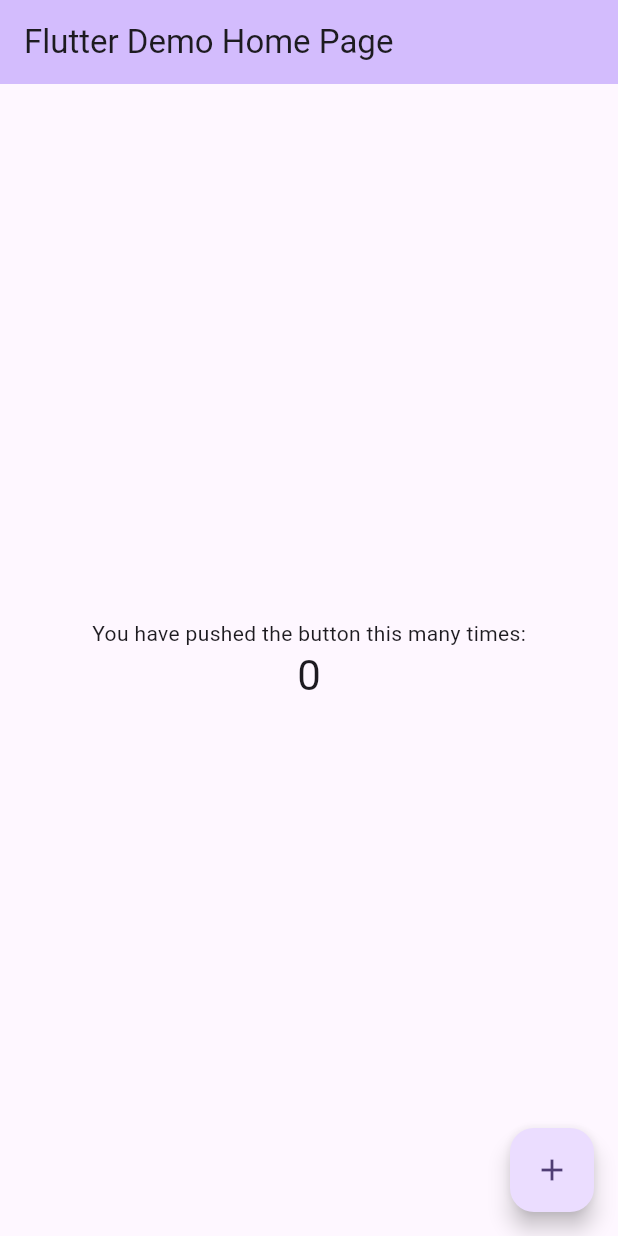
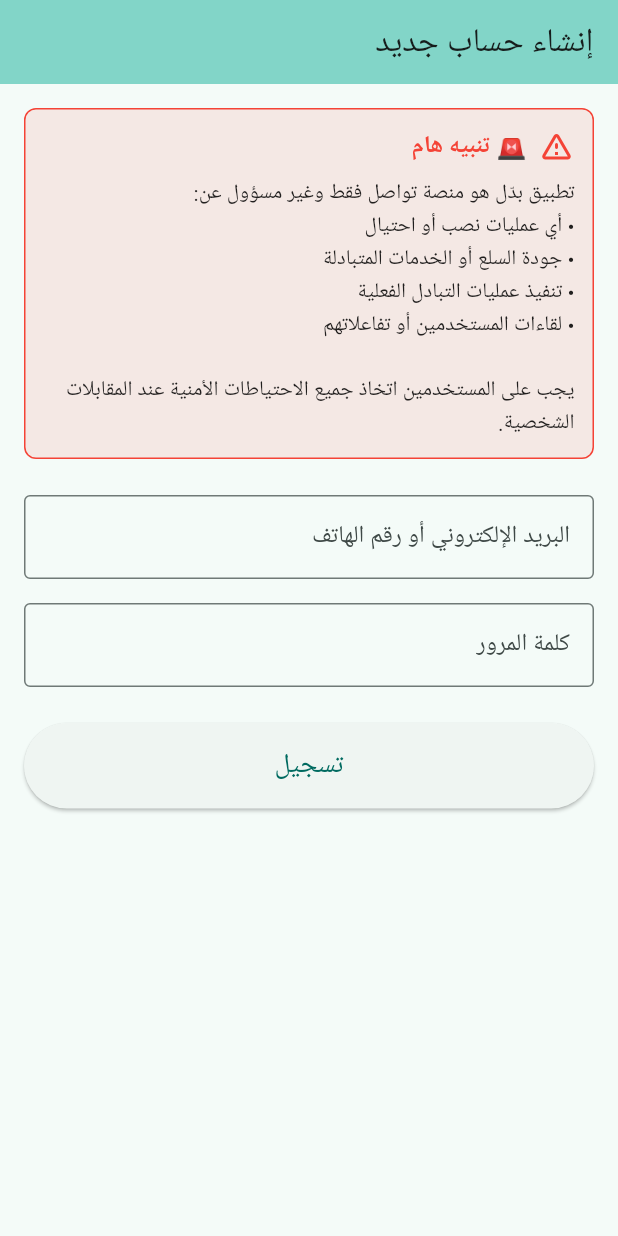
Before and after one commit to could-ai/019a5234-2de7-760a-a845-9844102f245a, a Flutter app: the screen it shows after launch, on a phone screen of 412 x 824 dp. Run offline on Flutter 3.47's test engine with Material 3 defaults, Android fonts, the phone set to English and light mode, and no system bars; Roboto replaces fonts that are missing (Tajawal).

Commit message:
لقد قمت بتحديث نقطة الدخول الرئيسية للتطبيق. تم تعديل `MaterialApp` لدعم اللغة العربية بشكل كامل (RTL)، وتعيين اللغة العربية كلغة افتراضية، وتطبيق سمة مخصصة باستخدام خط مناسب للغة العربية. تم تعيين `RegisterScreen` كشاشة رئيسية لبدء عملية تسجيل المستخدم.; لقد قمت بتحديث ملف `pubspec.yaml` لإضافة الحزم اللازمة لدعم التدويل واللغة العربية، وهي `flutter_localizations` و `intl`. هذه الحزم ضرورية لضمان عرض التطبيق بشكل صحيح من اليمين إلى اليسار (RTL) واستخدام تنسيقات محلية.; لقد أنشأت شاشة تسجيل المستخدم الجديدة. تحتوي هذه الشاشة على نموذج لإدخال البريد الإلكتروني/الهاتف وكلمة المرور، مع التحقق من صحة المدخلات. الأهم من ذلك، أنها تعرض بشكل بارز ويدجت "إخلاء المسؤولية" في الأعلى، مما يلبي المتطلبات الحاسمة للمشروع. عند التسجيل الناجح، يتم نقل المستخدم إلى الشاشة الرئيسية.; لقد قمت بإنشاء ويدجت مخصص وقابل لإعادة الاستخدام لعرض "إخلاء المسؤولية" الأمني. تم تصميم هذا الويدجت ليكون بارزًا بصريًا باستخدام أيقونة تحذير، ولون خلفية أحمر فاتح، وحدود حمراء لضمان أن يكون التحذير واضحًا للمستخدمين في جميع أنحاء التطبيق، مما يحقق أحد المتطلبات الأساسية للمشروع.; لقد أنشأت شاشة رئيسية بسيطة كعنصر نائب. ستكون هذه الشاشة هي الوجهة التي ينتقل إليها المستخدمون بعد إكمال عمليات مثل تسجيل الدخول أو التسجيل بنجاح. حاليًا، تعرض رسالة ترحيب بسيطة.

```diff
--- /dev/null
+++ b/usr/lib/core/widgets/disclaimer_widget.dart
@@ -0,0 +1,51 @@
+import 'package:flutter/material.dart';
+
+class DisclaimerWidget extends StatelessWidget {
+  const DisclaimerWidget({super.key});
+
+  @override
+  Widget build(BuildContext context) {
+    final theme = Theme.of(context);
+    return Container(
+      padding: const EdgeInsets.all(12.0),
+      decoration: BoxDecoration(
+        color: Colors.red.withOpacity(0.1),
+        border: Border.all(color: Colors.red),
+        borderRadius: BorderRadius.circular(8.0),
+      ),
+      child: Column(
+        crossAxisAlignment: CrossAxisAlignment.start,
+        children: [
+          Row(
+            children: [
+              const Icon(Icons.warning_amber_rounded, color: Colors.red),
+              const SizedBox(width: 8),
+              Text(
+                '🚨 تنبيه هام',
+                style: theme.textTheme.titleMedium?.copyWith(
+                  color: Colors.red,
+                  fontWeight: FontWeight.bold,
+                  fontFamily: 'Tajawal',
+                ),
+              ),
+            ],
+          ),
+          const SizedBox(height: 8),
+          Text(
+            'تطبيق بدّل هو منصة تواصل فقط وغير مسؤول عن:\n'
+            '• أي عمليات نصب أو احتيال\n'
+            '• جودة السلع أو الخدمات المتبادلة\n'
+            '• تنفيذ عمليات التبادل الفعلية\n'
+            '• لقاءات المستخدمين أو تفاعلاتهم\n\n'
+            'يجب على المستخدمين اتخاذ جميع الاحتياطات الأمنية عند المقابلات الشخصية.',
+            style: theme.textTheme.bodyMedium?.copyWith(
+              color: Colors.black87,
+              height: 1.5,
+              fontFamily: 'Tajawal',
+            ),
+          ),
+        ],
+      ),
+    );
+  }
+}
--- /dev/null
+++ b/usr/lib/features/auth/presentation/screens/register_screen.dart
@@ -0,0 +1,98 @@
+import 'package:flutter/material.dart';
+import '../../../home/presentation/screens/home_screen.dart';
+import '../../../../core/widgets/disclaimer_widget.dart';
+
+class RegisterScreen extends StatefulWidget {
+  const RegisterScreen({super.key});
+
+  @override
+  State<RegisterScreen> createState() => _RegisterScreenState();
+}
+
+class _RegisterScreenState extends State<RegisterScreen> {
+  final _formKey = GlobalKey<FormState>();
+  final _emailController = TextEditingController();
+  final _passwordController = TextEditingController();
+
+  @override
+  void dispose() {
+    _emailController.dispose();
+    _passwordController.dispose();
+    super.dispose();
+  }
+
+  void _register() {
+    if (_formKey.currentState!.validate()) {
+      // Navigate to home screen after successful registration
+      Navigator.of(context).pushReplacement(
+        MaterialPageRoute(builder: (context) => const HomeScreen()),
+      );
+    }
+  }
+
+  @override
+  Widget build(BuildContext context) {
+    return Scaffold(
+      appBar: AppBar(
+        title: const Text('إنشاء حساب جديد'),
+        backgroundColor: Theme.of(context).colorScheme.inversePrimary,
+      ),
+      body: SingleChildScrollView(
+        child: Padding(
+          padding: const EdgeInsets.all(16.0),
+          child: Form(
+            key: _formKey,
+            child: Column(
+              crossAxisAlignment: CrossAxisAlignment.stretch,
+              children: [
+                const DisclaimerWidget(),
+                const SizedBox(height: 24),
+                TextFormField(
+                  controller: _emailController,
+                  decoration: const InputDecoration(
+                    labelText: 'البريد الإلكتروني أو رقم الهاتف',
+                    border: OutlineInputBorder(),
+                  ),
+                  keyboardType: TextInputType.emailAddress,
+                  validator: (value) {
+                    if (value == null || value.isEmpty) {
+                      return 'يرجى إدخال بريدك الإلكتروني أو رقم هاتفك';
+                    }
+                    return null;
+                  },
+                ),
+                const SizedBox(height: 16),
+                TextFormField(
+                  controller: _passwordController,
+                  decoration: const InputDecoration(
+                    labelText: 'كلمة المرور',
+                    border: OutlineInputBorder(),
+                  ),
+                  obscureText: true,
+                  validator: (value) {
+                    if (value == null || value.isEmpty) {
+                      return 'يرجى إدخال كلمة المرور';
+                    }
+                    if (value.length < 6) {
+                      return 'يجب أن تكون كلمة المرور 6 أحرف على الأقل';
+                    }
+                    return null;
+                  },
+                ),
+                const SizedBox(height: 24),
+                ElevatedButton(
+                  onPressed: _register,
+                  style: ElevatedButton.styleFrom(
+                    padding: const EdgeInsets.symmetric(vertical: 16),
+                    textStyle: const TextStyle(fontSize: 18, fontFamily: 'Tajawal'),
+                  ),
+                  child: const Text('تسجيل'),
+                ),
+              ],
+            ),
+          ),
+        ),
+      ),
+    );
+  }
+}
--- /dev/null
+++ b/usr/lib/features/home/presentation/screens/home_screen.dart
@@ -0,0 +1,21 @@
+import 'package:flutter/material.dart';
+
+class HomeScreen extends StatelessWidget {
+  const HomeScreen({super.key});
+
+  @override
+  Widget build(BuildContext context) {
+    return Scaffold(
+      appBar: AppBar(
+        title: const Text('الصفحة الرئيسية'),
+        backgroundColor: Theme.of(context).colorScheme.inversePrimary,
+      ),
+      body: const Center(
+        child: Text(
+          'مرحباً بك في تطبيق بدّل!',
+          style: TextStyle(fontSize: 24),
+        ),
+      ),
+    );
+  }
+}
--- a/usr/lib/main.dart
+++ b/usr/lib/main.dart
@@ -1,120 +1,36 @@
 import 'package:flutter/material.dart';
+import 'package:flutter_localizations/flutter_localizations.dart';
+import 'features/auth/presentation/screens/register_screen.dart';
 
 void main() {
-  runApp(const MyApp());
+  runApp(const BaddelApp());
 }
 
-class MyApp extends StatelessWidget {
-  const MyApp({super.key});
+class BaddelApp extends StatelessWidget {
+  const BaddelApp({super.key});
 
-  // This widget is the root of your application.
   @override
   Widget build(BuildContext context) {
     return MaterialApp(
-      title: 'Flutter Demo',
+      title: 'بدّل',
       debugShowCheckedModeBanner: false,
+      localizationsDelegates: const [
+        GlobalMaterialLocalizations.delegate,
+        GlobalWidgetsLocalizations.delegate,
+        GlobalCupertinoLocalizations.delegate,
+      ],
+      supportedLocales: const [
+        Locale('ar', ''), // Arabic, no country code
+      ],
+      locale: const Locale('ar', ''),
       theme: ThemeData(
-        // This is the theme of your application.
-        //
-        // TRY THIS: Try running your application with "flutter run". You'll see
-        // the application has a purple toolbar. Then, without quitting the app,
-        // try changing the seedColor in the colorScheme below to Colors.green
-        // and then invoke "hot reload" (save your changes or press the "hot
-        // reload" button in a Flutter-supported IDE, or press "r" if you used
-        // the command line to start the app).
-        //
-        // Notice that the counter didn't reset back to zero; the application
-        // state is not lost during the reload. To reset the state, use hot
-        // restart instead.
-        //
-        // This works for code too, not just values: Most code changes can be
-        // tested with just a hot reload.
-        colorScheme: ColorScheme.fromSeed(seedColor: Colors.deepPurple),
+        primarySwatch: Colors.teal,
+        visualDensity: VisualDensity.adaptivePlatformDensity,
+        fontFamily: 'Tajawal', // A good font for Arabic
+        colorScheme: ColorScheme.fromSeed(seedColor: Colors.teal),
+        useMaterial3: true,
       ),
-      home: const MyHomePage(title: 'Flutter Demo Home Page'),
+      home: const RegisterScreen(),
     );
   }
 }
-
-class MyHomePage extends StatefulWidget {
-  const MyHomePage({super.key, required this.title});
-
-  // This widget is the home page of your application. It is stateful, meaning
-  // that it has a State object (defined below) that contains fields that affect
-  // how it looks.
-
-  // This class is the configuration for the state. It holds the values (in this
-  // case the title) provided by the parent (in this case the App widget) and
-  // used by the build method of the State. Fields in a Widget subclass are
-  // always marked "final".
-
-  final String title;
-
-  @override
-  State<MyHomePage> createState() => _MyHomePageState();
-}
-
-class _MyHomePageState extends State<MyHomePage> {
-  int _counter = 0;
-
-  void _incrementCounter() {
-    setState(() {
-      // This call to setState tells the Flutter framework that something has
-      // changed in this State, which causes it to rerun the build method below
-      // so that the display can reflect the updated values. If we changed
-      // _counter without calling setState(), then the build method would not be
-      // called again, and so nothing would appear to happen.
-      _counter++;
-    });
-  }
-
-  @override
-  Widget build(BuildContext context) {
-    // This method is rerun every time setState is called, for instance as done
-    // by the _incrementCounter method above.
-    //
-    // The Flutter framework has been optimized to make rerunning build methods
-    // fast, so that you can just rebuild anything that needs updating rather
-    // than having to individually change instances of widgets.
-    return Scaffold(
-      appBar: AppBar(
-        // TRY THIS: Try changing the color here to a specific color (to
-        // Colors.amber, perhaps?) and trigger a hot reload to see the AppBar
-        // change color while the other colors stay the same.
-        backgroundColor: Theme.of(context).colorScheme.inversePrimary,
-        // Here we take the value from the MyHomePage object that was created by
-        // the App.build method, and use it to set our appbar title.
-        title: Text(widget.title),
-      ),
-      body: Center(
-        // Center is a layout widget. It takes a single child and positions it
-        // in the middle of the parent.
-        child: Column(
-          // Column is also a layout widget. It takes a list of children and
-          // arranges them vertically. By default, it sizes itself to fit its
-          // children horizontally, and tries to be as tall as its parent.
-          //
-          // Column has various properties to control how it sizes itself and
-          // how it positions its children. Here we use mainAxisAlignment to
-          // center the children vertically; the main axis here is the vertical
-          // axis because Columns are vertical (the cross axis would be
-          // horizontal).
-          //
-          // TRY THIS: Invoke "debug painting" (choose the "Toggle Debug Paint"
-          // action in the IDE, or press "p" in the console), to see the
-          // wireframe for each widget.
-          mainAxisAlignment: MainAxisAlignment.center,
-          children: <Widget>[
-            const Text('You have pushed the button this many times:'),
-            Text('$_counter', style: Theme.of(context).textTheme.headlineMedium),
-          ],
-        ),
-      ),
-      floatingActionButton: FloatingActionButton(
-        onPressed: _incrementCounter,
-        tooltip: 'Increment',
-        child: const Icon(Icons.add),
-      ), // This trailing comma makes auto-formatting nicer for build methods.
-    );
-  }
-}
```
Also changed, not shown: usr/pubspec.yaml (+7 -61 lines).
